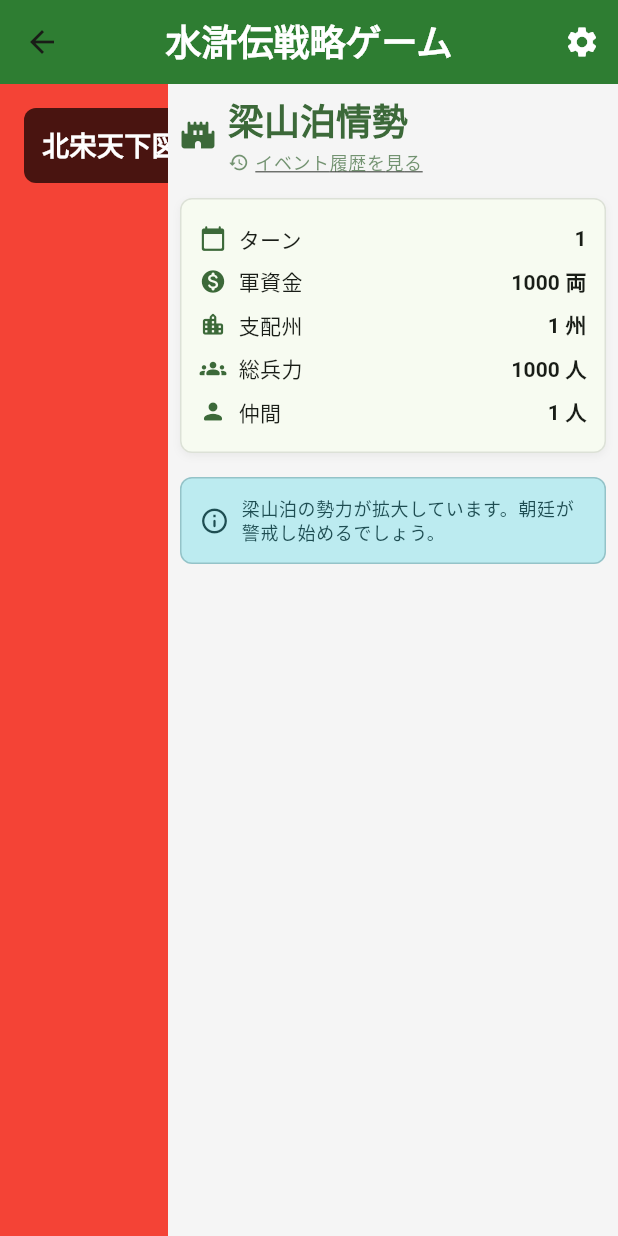
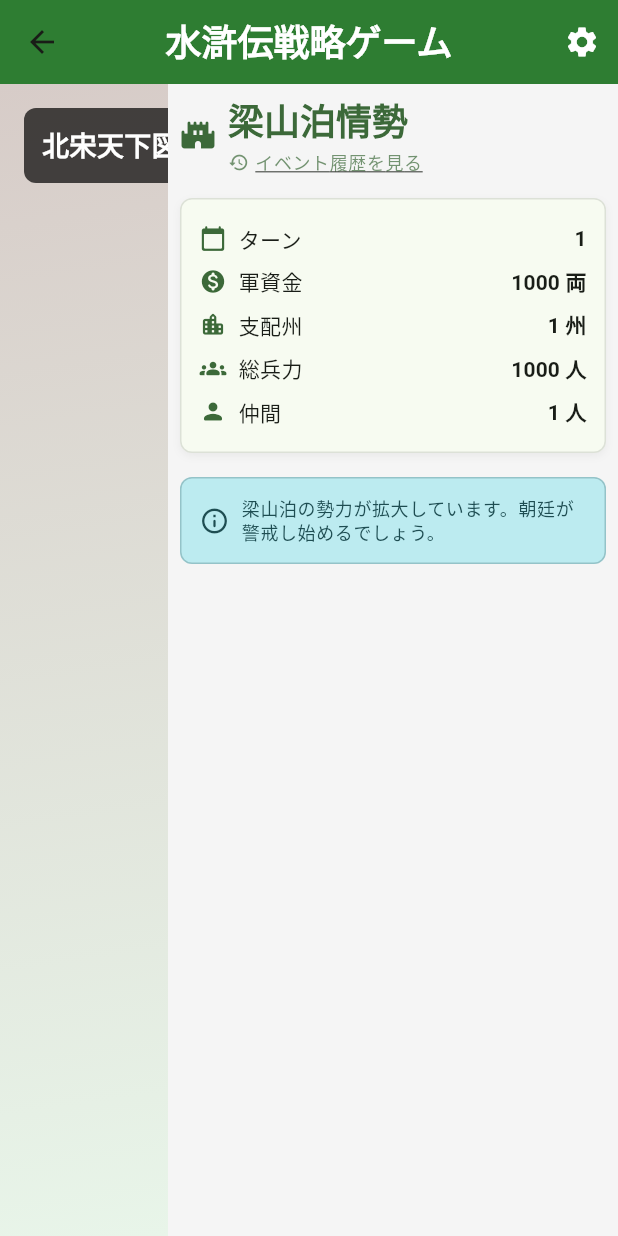
Before and after one commit to baku2san/AllMenAreBrothers, a Flutter app: the MainGameScreen screen opened directly, on a phone screen of 412 x 824 dp. Run offline on Flutter 3.47's test engine with Material 3 defaults, Android fonts, the phone set to English and light mode, and no system bars; our stand-ins replace shared_preferences; accounts and stored records are empty; Roboto replaces fonts that are missing (Noto Sans JP).

Commit message:
Update map background and remove test overlay
Replaces the solid red background with a gradient in the game map widget for improved visuals. Removes the temporary blue overlay and test text for adjacency lines, reverting to an empty widget when no province is selected.

```diff
--- a/lib/widgets/game_map_widget.dart
+++ b/lib/widgets/game_map_widget.dart
@@ -74,7 +74,17 @@ class _GameMapWidgetState extends State<GameMapWidget> {
     try {
       return SizedBox.expand(
         child: Container(
-          color: Colors.red, // 背景色で描画範囲を可視化
+          //color: Colors.red, // 背景色で描画範囲を可視化
+          decoration: BoxDecoration(
+            gradient: LinearGradient(
+              begin: Alignment.topLeft,
+              end: Alignment.bottomRight,
+              colors: [
+                Colors.brown.shade100,
+                Colors.green.shade50,
+              ],
+            ),
+          ),
           child: Stack(
             children: [
               // ...existing code...
@@ -170,22 +180,8 @@ class _GameMapWidgetState extends State<GameMapWidget> {
         : null;
 
     if (selectedProvince == null) return const SizedBox();
-
-    // 一時的にCustomPaintを無効化してテスト
-    debugPrint('🔧 AdjacencyLines構築中（CustomPaint無効化テスト）...');
-
-    return Container(
-      width: mapWidth,
-      height: mapHeight,
-      color: Colors.blue.withValues(alpha: 0.05),
-      child: const Center(
-        child: Text(
-          '隣接関係線\n（テスト表示）',
-          textAlign: TextAlign.center,
-          style: TextStyle(color: Colors.blue),
-        ),
-      ),
-    );
+    // テスト用のダミー表示を削除し、何も描画しない（または本来のCustomPaint等に戻す）
+    return const SizedBox();
   }
 
   /// 州マーカーの構築
```
